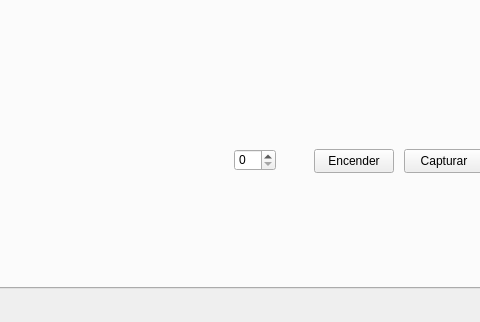
First picture: the form in ProyectoPSM/ProyectoPSM/ProyectoPSM.ui, repository jlacostaarpide/Proyecto_Vision_Artificial, before the edit; both pictures show x 489 to 969 and y 455 to 777 of the 1332 by 777 pixel window.
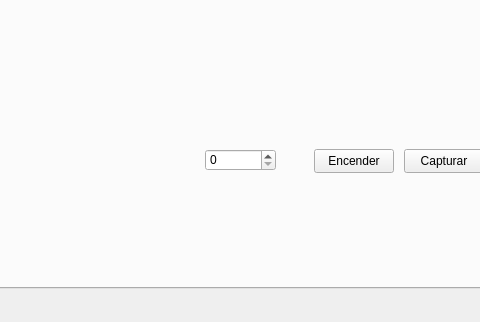
Second picture: the form after the edit.

Commit message:
Proceso captura de fotos funcional
Primera versión completa con el código de capturación de fotos preparado.

What changed in the file:
```diff
--- a/ProyectoPSM/ProyectoPSM/ProyectoPSM.ui
+++ b/ProyectoPSM/ProyectoPSM/ProyectoPSM.ui
@@ -72,12 +72,15 @@
        <widget class="QSpinBox" name="boxImageNumber">
         <property name="geometry">
          <rect>
-          <x>710</x>
+          <x>681</x>
           <y>550</y>
-          <width>42</width>
+          <width>71</width>
           <height>22</height>
          </rect>
         </property>
+        <property name="maximum">
+         <number>400</number>
+        </property>
        </widget>
       </widget>
       <widget class="QWidget" name="tab_2">
```
Left out of the diff: 2 changed lines with no effect on the pictures. The commit also changes 1 other file.
